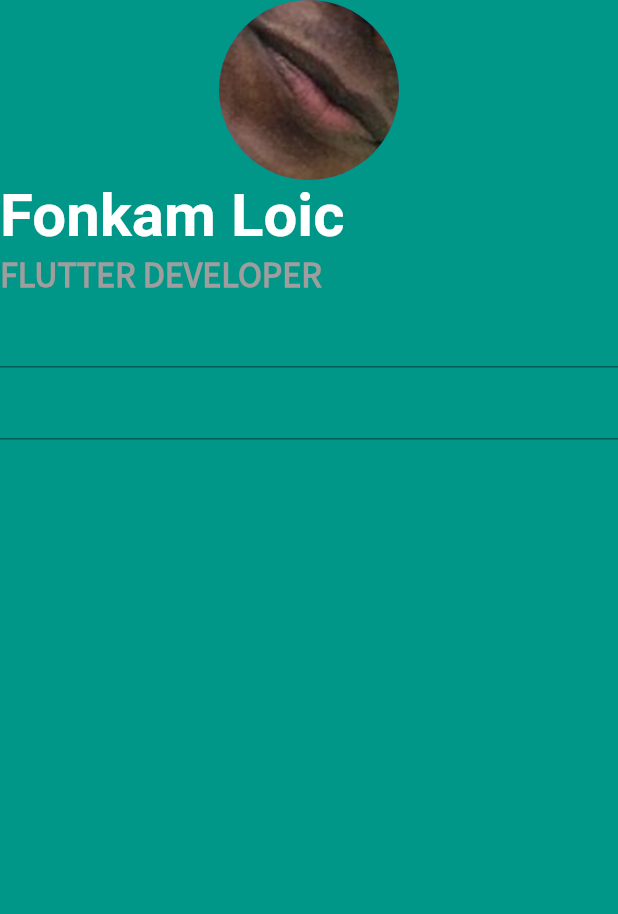
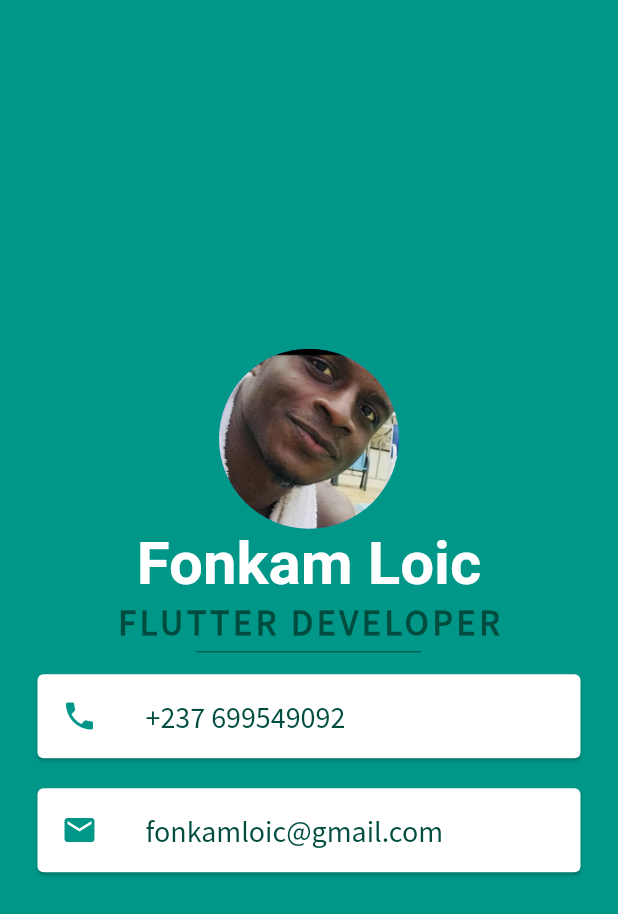
Before and after one commit to fonkamloic/mi_card, a Flutter app: the screen it shows after launch, on a phone screen of 412 x 824 dp. Shown: the top 914 px of the screen. Run offline on Flutter 3.47's test engine with Material 2 defaults, Android fonts, the phone set to English and light mode, and no system bars; Roboto replaces fonts that are missing (Zhi).

Commit message:
Styling Card widgets and using Divider

```diff
--- a/lib/main.dart
+++ b/lib/main.dart
@@ -13,10 +13,9 @@ class MyApp extends StatelessWidget {
     return MaterialApp(
       home: Scaffold(
         backgroundColor: Colors.teal,
-        body: Center(
-          child: SafeArea(
+        body: SafeArea(
           child: Column(
-              crossAxisAlignment: CrossAxisAlignment.stretch,
+            mainAxisAlignment: MainAxisAlignment.center,
             children: <Widget>[
               CircleAvatar(
                 radius: 60.0,
@@ -24,8 +23,6 @@ class MyApp extends StatelessWidget {
                   "assets/images/loic.jpg",
                 ),
               ),
-                Row(
-                  children: <Widget>[
               Text(
                 'Fonkam Loic',
                 style: TextStyle(
@@ -35,39 +32,57 @@ class MyApp extends StatelessWidget {
                   fontWeight: FontWeight.bold,
                 ),
               ),
-                  ],
-                ),
-                Row(
-                  children: <Widget>[
               Text(
                 'FLUTTER DEVELOPER',
                 style: TextStyle(
                   fontFamily: 'SourceSansPro',
                   fontSize: 24.0,
-                        color: Colors.grey,
+                  color: Colors.teal.shade900,
+                  letterSpacing: 2.5,
                   fontWeight: FontWeight.bold,
                 ),
               ),
+              SizedBox(
+                height: 10.0,
+                width: 150,
+                child: Divider(
+                  color: Colors.teal.shade900,
+                ),
+              ),
+              Card(
+                margin: EdgeInsets.symmetric(vertical: 10.0, horizontal: 25.0),
+                child: ListTile(
+                  leading: Icon(
+                    Icons.phone,
+                    color: Colors.teal,
+                  ),
+                  title: Text(
+                    '+237 699549092',
+                    style: TextStyle(
+                      color: Colors.teal.shade900,
+                      fontFamily: 'SourceSansPro',
+                      fontSize: 20.0,
+                    ),
+                  ),
+                ),
+              ),
+              Card(
+                margin: EdgeInsets.symmetric(vertical: 10.0, horizontal: 25.0),
+                child: ListTile(
+                    leading: Icon(
+                      Icons.email,
+                      color: Colors.teal,
+                    ),
+                    title: Text(
+                      'fonkamloic@gmail.com',
+                      style: TextStyle(
+                        color: Colors.teal.shade900,
+                        fontFamily: 'SourceSansPro',
+                        fontSize: 20.0,
+                      ),
+                    )),
+              ),
             ],
-                ),
-                TextFormField(
-                  validator: (value) {
-                    if (value.isEmpty) {
-                      return 'Please enter some text';
-                    }
-                    return null;
-                  },
-                ),
-                TextFormField(
-                  validator: (value) {
-                    if (value.isEmpty) {
-                      return 'Please enter some text';
-                    }
-                    return null;
-                  },
-                )
-              ],
-            ),
           ),
         ),
       ),
```
Also changed, not shown: 1 other file. Lines whose indentation alone changed are shown as unchanged.
